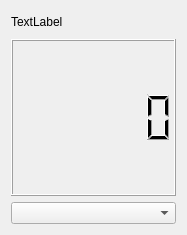
First picture: the form in digitalboarditem.ui, repository eugesh/GraphPlugin, before the edit.
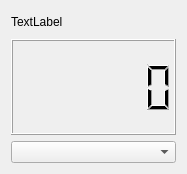
Second picture: the form after the edit.

```diff
--- a/digitalboarditem.ui
+++ b/digitalboarditem.ui
@@ -7,7 +7,7 @@
     <x>0</x>
     <y>0</y>
     <width>187</width>
-    <height>235</height>
+    <height>174</height>
    </rect>
   </property>
   <property name="windowTitle">
```
